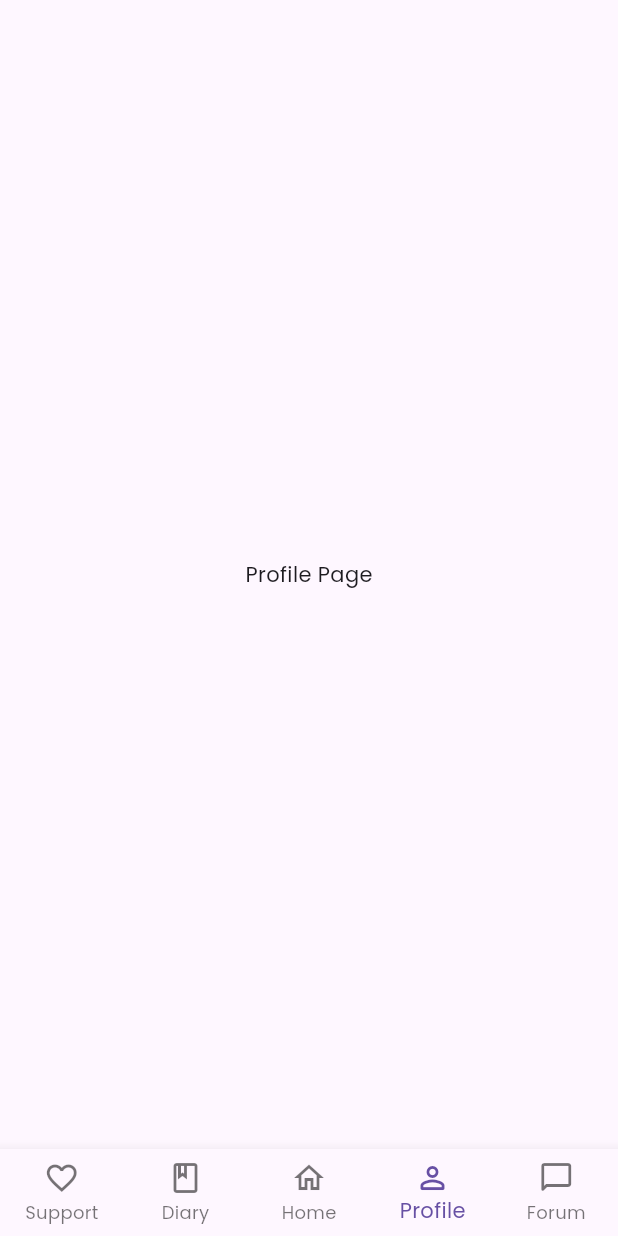
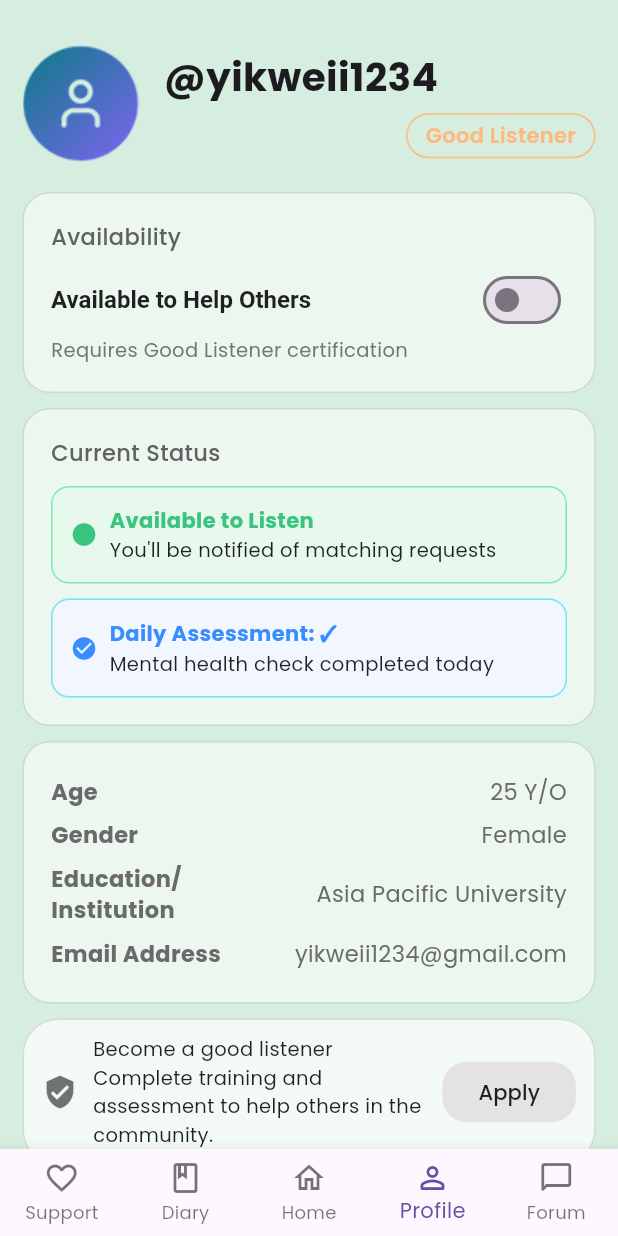
Before and after one commit to Mushy07/Here4U, a Flutter app: the screen it shows after launch, item 4 of the bottom bar chosen, on a phone screen of 412 x 824 dp. Run offline on Flutter 3.47's test engine with Material 3 defaults, Android fonts, the phone set to English and light mode, and no system bars; our stand-ins replace flutter_calendar_carousel, google_fonts.

Commit message:
[ADD] user profile

```diff
--- a/lib/core/constants/theme.dart
+++ b/lib/core/constants/theme.dart
@@ -2,55 +2,45 @@ import 'package:flutter/material.dart';
 import 'package:google_fonts/google_fonts.dart';
 
 const primaryClr = Color(0xFFD6EEDF);
+TextStyle get usernameStyle {
+  return GoogleFonts.poppins(
+    textStyle: const TextStyle(fontSize: 26, fontWeight: FontWeight.w700),
+  );
+}
+
 TextStyle get subHeadingStyle {
   return GoogleFonts.poppins(
-    textStyle: const TextStyle(
-      fontSize: 20,
-      fontWeight: FontWeight.bold,
-    ),
+    textStyle: const TextStyle(fontSize: 20, fontWeight: FontWeight.bold),
   );
 }
+
 TextStyle get heading2Style {
   return GoogleFonts.poppins(
-    textStyle: const TextStyle(
-      fontSize: 16,
-      fontWeight: FontWeight.bold,
-    ),
+    textStyle: const TextStyle(fontSize: 16, fontWeight: FontWeight.bold),
   );
 }
+
 TextStyle get heading4Style {
   return GoogleFonts.poppins(
-    textStyle: const TextStyle(
-      fontSize: 12,
-      fontWeight: FontWeight.bold,
-    ),
+    textStyle: const TextStyle(fontSize: 12, fontWeight: FontWeight.bold),
   );
 }
+
 TextStyle get whiteHeading3Style {
   return GoogleFonts.poppins(
-    textStyle: const TextStyle(
-      fontSize: 14,
-      color: Colors.white,
-
-    ),
+    textStyle: const TextStyle(fontSize: 14, color: Colors.white),
   );
 }
 
 TextStyle get heading3Style {
   return GoogleFonts.poppins(
-    textStyle: const TextStyle(
-      fontSize: 14,
-      fontWeight: FontWeight.bold,
-    ),
+    textStyle: const TextStyle(fontSize: 14, fontWeight: FontWeight.bold),
   );
 }
 
 TextStyle get diaryEmojiStyle {
   return GoogleFonts.poppins(
-    textStyle: const TextStyle(
-      fontSize: 18,
-      fontWeight: FontWeight.bold,
-    ),
+    textStyle: const TextStyle(fontSize: 18, fontWeight: FontWeight.bold),
   );
 }
 
--- a/lib/core/widgets/bottom_navibar.widget.dart
+++ b/lib/core/widgets/bottom_navibar.widget.dart
@@ -1,4 +1,5 @@
 import 'package:flutter/material.dart';
+import 'package:here4u/features/user/profile/presentation/screens/user_profile.screen.dart';
 
 import '../../features/user/diary/presentation/screens/user_main_diarypage.screen.dart';
 import '../../features/user/home/presentation/screens/user_main_navipage.screen.dart';
@@ -18,9 +19,8 @@ class _BottomNaviBarState extends State<BottomNaviBar> {
     SupportPage(),
     MoodDiaryPage(),
     UserMainNaviPage(),
-    ProfilePage(),
+    UserProfileScreen(),
     ForumPage(),
-
   ];
 
   @override
@@ -33,7 +33,7 @@ class _BottomNaviBarState extends State<BottomNaviBar> {
         onTap: (index) {
           setState(() {
             _currentIndex = index;
-    });
+          });
         },
         items: const [
           BottomNavigationBarItem(
@@ -59,8 +59,6 @@ class _BottomNaviBarState extends State<BottomNaviBar> {
         ],
       ),
     );
-
-
   }
 }
 
@@ -70,12 +68,6 @@ class SupportPage extends StatelessWidget {
       Scaffold(body: Center(child: Text("Support Page")));
 }
 
-class ProfilePage extends StatelessWidget {
-  @override
-  Widget build(BuildContext context) =>
-      Scaffold(body: Center(child: Text("Profile Page")));
-}
-
 class ForumPage extends StatelessWidget {
   @override
   Widget build(BuildContext context) =>
--- /dev/null
+++ b/lib/features/user/profile/presentation/screens/user_profile.screen.dart
@@ -0,0 +1,37 @@
+import 'package:flutter/material.dart';
+import 'package:here4u/core/constants/theme.dart';
+import 'package:here4u/features/user/profile/presentation/widgets/user_profile_availability.widget.dart';
+import 'package:here4u/features/user/profile/presentation/widgets/user_profile_card.widget.dart';
+import 'package:here4u/features/user/profile/presentation/widgets/user_profile_details.widget.dart';
+import 'package:here4u/features/user/profile/presentation/widgets/user_profile_good_listener_portal.widget.dart';
+import 'package:here4u/features/user/profile/presentation/widgets/user_profile_status.widget.dart';
+
+class UserProfileScreen extends StatelessWidget {
+  const UserProfileScreen({super.key});
+
+  @override
+  Widget build(BuildContext context) {
+    return Scaffold(
+      backgroundColor: primaryClr,
+      body: SafeArea(
+        child: SingleChildScrollView(
+          padding: EdgeInsets.symmetric(horizontal: 15.0, vertical: 10.0),
+          child: Column(
+            children: [
+              const SizedBox(height: 20.0),
+              UserProfileCardWidget(),
+              const SizedBox(height: 20.0),
+              UserProfileAvailabilityWidget(),
+              const SizedBox(height: 10.0),
+              UserProfileStatusWidget(),
+              const SizedBox(height: 10.0),
+              UserProfileDetailsWidget(),
+              const SizedBox(height: 10.0),
+              UserProfileGoodListenerPortalWidget(),
+            ],
+          ),
+        ),
+      ),
+    );
+  }
+}
--- /dev/null
+++ b/lib/features/user/profile/presentation/widgets/user_profile_availability.widget.dart
@@ -0,0 +1,71 @@
+import 'package:flutter/material.dart';
+
+class UserProfileAvailabilityWidget extends StatefulWidget {
+  const UserProfileAvailabilityWidget({super.key});
+
+  @override
+  State<UserProfileAvailabilityWidget> createState() =>
+      _UserProfileAvailabilityWidgetState();
+}
+
+class _UserProfileAvailabilityWidgetState
+    extends State<UserProfileAvailabilityWidget> {
+  bool isAvailable = false;
+
+  @override
+  Widget build(BuildContext context) {
+    return Container(
+      padding: EdgeInsets.all(18),
+      decoration: BoxDecoration(
+        color: Colors.white.withOpacity(0.5),
+        borderRadius: BorderRadius.circular(18),
+        border: Border.all(color: Colors.black12),
+      ),
+      child: Column(
+        crossAxisAlignment: CrossAxisAlignment.start,
+        children: [
+          Text(
+            'Availability',
+            style: TextStyle(
+              color: Colors.grey[700],
+              fontWeight: FontWeight.w500,
+              fontSize: 15,
+            ),
+          ),
+          SizedBox(height: 8),
+          Row(
+            children: [
+              Expanded(
+                child: RichText(
+                  text: TextSpan(
+                    style: TextStyle(color: Colors.black87, fontSize: 16),
+                    children: [
+                      TextSpan(
+                        text: 'Available to Help Others',
+                        style: TextStyle(fontWeight: FontWeight.bold),
+                      ),
+                    ],
+                  ),
+                ),
+              ),
+              Switch(
+                value: isAvailable,
+                onChanged: (val) {
+                  setState(() {
+                    isAvailable = val;
+                  });
+                },
+                activeColor: Color(0xFF3AC47D), // green thumb
+                activeTrackColor: Color(0xFFB6EAC7), // light green track
+              ),
+            ],
+          ),
+          Text(
+            'Requires Good Listener certification',
+            style: TextStyle(color: Colors.grey[600], fontSize: 13),
+          ),
+        ],
+      ),
+    );
+  }
+}
--- /dev/null
+++ b/lib/features/user/profile/presentation/widgets/user_profile_card.widget.dart
@@ -0,0 +1,46 @@
+import 'package:flutter/material.dart';
+import 'package:here4u/core/constants/theme.dart';
+
+class UserProfileCardWidget extends StatelessWidget {
+  const UserProfileCardWidget({super.key});
+
+  @override
+  Widget build(BuildContext context) {
+    return Row(
+      children: [
+        Image.asset('assets/images/profile_picture.png'),
+        SizedBox(width: 16),
+        Expanded(
+          child: Column(
+            crossAxisAlignment: CrossAxisAlignment.start,
+            children: [
+              Text('@yikweii1234', style: usernameStyle),
+              SizedBox(height: 6),
+              Row(
+                mainAxisAlignment: MainAxisAlignment.end,
+                children: [
+                  Container(
+                    padding: EdgeInsets.symmetric(horizontal: 12, vertical: 4),
+                    decoration: BoxDecoration(
+                      border: Border.all(color: Color(0xFFFFB980)),
+                      borderRadius: BorderRadius.circular(16),
+                      color: Colors.transparent,
+                    ),
+                    child: Text(
+                      'Good Listener',
+                      style: TextStyle(
+                        color: Color(0xFFFFB980),
+                        fontWeight: FontWeight.w600,
+                        fontSize: 14,
+                      ),
+                    ),
+                  ),
+                ],
+              ),
+            ],
+          ),
+        ),
+      ],
+    );
+  }
+}
--- /dev/null
+++ b/lib/features/user/profile/presentation/widgets/user_profile_details.widget.dart
@@ -0,0 +1,66 @@
+import 'package:flutter/material.dart';
+
+class UserProfileDetailsWidget extends StatelessWidget {
+  const UserProfileDetailsWidget({super.key});
+
+  @override
+  Widget build(BuildContext context) {
+    TextStyle labelStyle = const TextStyle(
+      fontWeight: FontWeight.bold,
+      color: Color(0xFF6A6A6A),
+      fontSize: 15,
+    );
+    TextStyle valueStyle = const TextStyle(
+      color: Color(0xFF6A6A6A),
+      fontSize: 15,
+    );
+
+    return Container(
+      padding: EdgeInsets.all(18),
+      decoration: BoxDecoration(
+        color: Colors.white.withOpacity(0.5),
+        borderRadius: BorderRadius.circular(18),
+        border: Border.all(color: Colors.black12),
+      ),
+      child: Column(
+        crossAxisAlignment: CrossAxisAlignment.start,
+        children: [
+          _detailRow('Age', '25 Y/O', labelStyle, valueStyle),
+          _detailRow('Gender', 'Female', labelStyle, valueStyle),
+          _detailRow(
+            'Education/Institution',
+            'Asia Pacific University',
+            labelStyle,
+            valueStyle,
+          ),
+          _detailRow(
+            'Email Address',
+            'yikweii1234@gmail.com',
+            labelStyle,
+            valueStyle,
+          ),
+        ],
+      ),
+    );
+  }
+
+  Widget _detailRow(
+    String label,
+    String value,
+    TextStyle labelStyle,
+    TextStyle valueStyle,
+  ) {
+    return Padding(
+      padding: const EdgeInsets.symmetric(vertical: 4.0),
+      child: Row(
+        children: [
+          Expanded(flex: 2, child: Text(label, style: labelStyle)),
+          Expanded(
+            flex: 3,
+            child: Text(value, style: valueStyle, textAlign: TextAlign.right),
+          ),
+        ],
+      ),
+    );
+  }
+}
--- /dev/null
+++ b/lib/features/user/profile/presentation/widgets/user_profile_good_listener_portal.widget.dart
@@ -0,0 +1,43 @@
+import 'package:flutter/material.dart';
+
+class UserProfileGoodListenerPortalWidget extends StatelessWidget {
+  const UserProfileGoodListenerPortalWidget({super.key});
+
+  @override
+  Widget build(BuildContext context) {
+    return Container(
+      padding: EdgeInsets.symmetric(horizontal: 12, vertical: 10),
+      decoration: BoxDecoration(
+        color: Colors.white.withOpacity(0.7),
+        borderRadius: BorderRadius.circular(24),
+        border: Border.all(color: Colors.black12),
+      ),
+      child: Row(
+        children: [
+          Icon(Icons.verified_user, color: Colors.black54),
+          SizedBox(width: 10),
+          Expanded(
+            child: Text(
+              'Become a good listener\nComplete training and assessment to help others in the community.',
+              style: TextStyle(color: Colors.black87, fontSize: 13),
+            ),
+          ),
+          SizedBox(width: 10),
+          ElevatedButton(
+            onPressed: () {},
+            style: ElevatedButton.styleFrom(
+              backgroundColor: Color(0xFFE5E2E6),
+              foregroundColor: Colors.black87,
+              shape: RoundedRectangleBorder(
+                borderRadius: BorderRadius.circular(16),
+              ),
+              elevation: 0,
+              padding: EdgeInsets.symmetric(horizontal: 24, vertical: 10),
+            ),
+            child: Text('Apply'),
+          ),
+        ],
+      ),
+    );
+  }
+}
--- /dev/null
+++ b/lib/features/user/profile/presentation/widgets/user_profile_status.widget.dart
@@ -0,0 +1,96 @@
+import 'package:flutter/material.dart';
+
+class UserProfileStatusWidget extends StatelessWidget {
+  const UserProfileStatusWidget({super.key});
+
+  @override
+  Widget build(BuildContext context) {
+    return Container(
+      padding: EdgeInsets.all(18),
+      decoration: BoxDecoration(
+        color: Colors.white.withOpacity(0.5),
+        borderRadius: BorderRadius.circular(18),
+        border: Border.all(color: Colors.black12),
+      ),
+      child: Column(
+        crossAxisAlignment: CrossAxisAlignment.start,
+        children: [
+          Text(
+            'Current Status',
+            style: TextStyle(
+              color: Colors.grey[700],
+              fontWeight: FontWeight.w500,
+              fontSize: 15,
+            ),
+          ),
+          SizedBox(height: 12),
+          Container(
+            padding: EdgeInsets.all(12),
+            decoration: BoxDecoration(
+              color: Color(0xFFE7F9ED),
+              borderRadius: BorderRadius.circular(12),
+              border: Border.all(color: Color.fromARGB(255, 124, 236, 174)),
+            ),
+            child: Row(
+              children: [
+                Icon(Icons.circle, color: Color(0xFF3AC47D), size: 18),
+                SizedBox(width: 8),
+                Expanded(
+                  child: Column(
+                    crossAxisAlignment: CrossAxisAlignment.start,
+                    children: [
+                      Text(
+                        'Available to Listen',
+                        style: TextStyle(
+                          color: Color(0xFF3AC47D),
+                          fontWeight: FontWeight.bold,
+                        ),
+                      ),
+                      Text(
+                        "You'll be notified of matching requests",
+                        style: TextStyle(color: Colors.black87, fontSize: 13),
+                      ),
+                    ],
+                  ),
+                ),
+              ],
+            ),
+          ),
+          SizedBox(height: 10),
+          Container(
+            padding: EdgeInsets.all(12),
+            decoration: BoxDecoration(
+              color: Color(0xFFF2F7FF),
+              borderRadius: BorderRadius.circular(12),
+              border: Border.all(color: Color.fromARGB(255, 118, 226, 245)),
+            ),
+            child: Row(
+              children: [
+                Icon(Icons.check_circle, color: Color(0xFF3A8DFF), size: 18),
+                SizedBox(width: 8),
+                Expanded(
+                  child: Column(
+                    crossAxisAlignment: CrossAxisAlignment.start,
+                    children: [
+                      Text(
+                        'Daily Assessment: ✓',
+                        style: TextStyle(
+                          color: Color(0xFF3A8DFF),
+                          fontWeight: FontWeight.bold,
+                        ),
+                      ),
+                      Text(
+                        "Mental health check completed today",
+                        style: TextStyle(color: Colors.black87, fontSize: 13),
+                      ),
+                    ],
+                  ),
+                ),
+              ],
+            ),
+          ),
+        ],
+      ),
+    );
+  }
+}
```
Also changed, not shown: assets/images/profile_picture.png (added).
